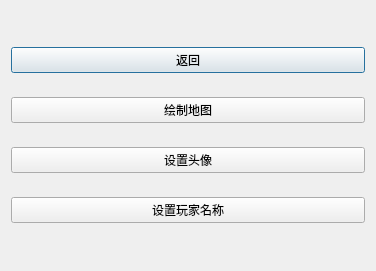
First picture: the form in funcatching/settings.ui, repository rightlorg/funcatching, before the edit.
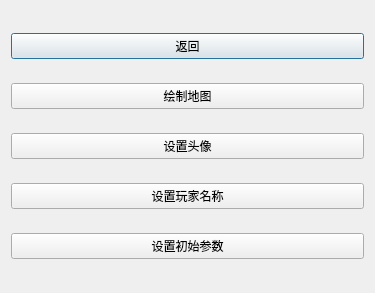
Second picture: the form after the edit.

Commit message: 弄一个新的dialog去储存地图的路径，初始位置等参数，seticon的方法好像不行。

Diff of the .ui file:
```diff
--- a/funcatching/settings.ui
+++ b/funcatching/settings.ui
@@ -6,8 +6,8 @@
    <rect>
     <x>0</x>
     <y>0</y>
-    <width>376</width>
-    <height>271</height>
+    <width>375</width>
+    <height>293</height>
    </rect>
   </property>
   <property name="windowTitle">
@@ -104,6 +104,29 @@
        </property>
       </widget>
      </item>
+     <item>
+      <spacer name="verticalSpacer_4">
+       <property name="orientation">
+        <enum>Qt::Vertical</enum>
+       </property>
+       <property name="sizeType">
+        <enum>QSizePolicy::Fixed</enum>
+       </property>
+       <property name="sizeHint" stdset="0">
+        <size>
+         <width>20</width>
+         <height>18</height>
+        </size>
+       </property>
+      </spacer>
+     </item>
+     <item>
+      <widget class="QPushButton" name="initialmapButton">
+       <property name="text">
+        <string>设置初始参数</string>
+       </property>
+      </widget>
+     </item>
     </layout>
    </item>
   </layout>
```
The commit also changes 8 other files.
